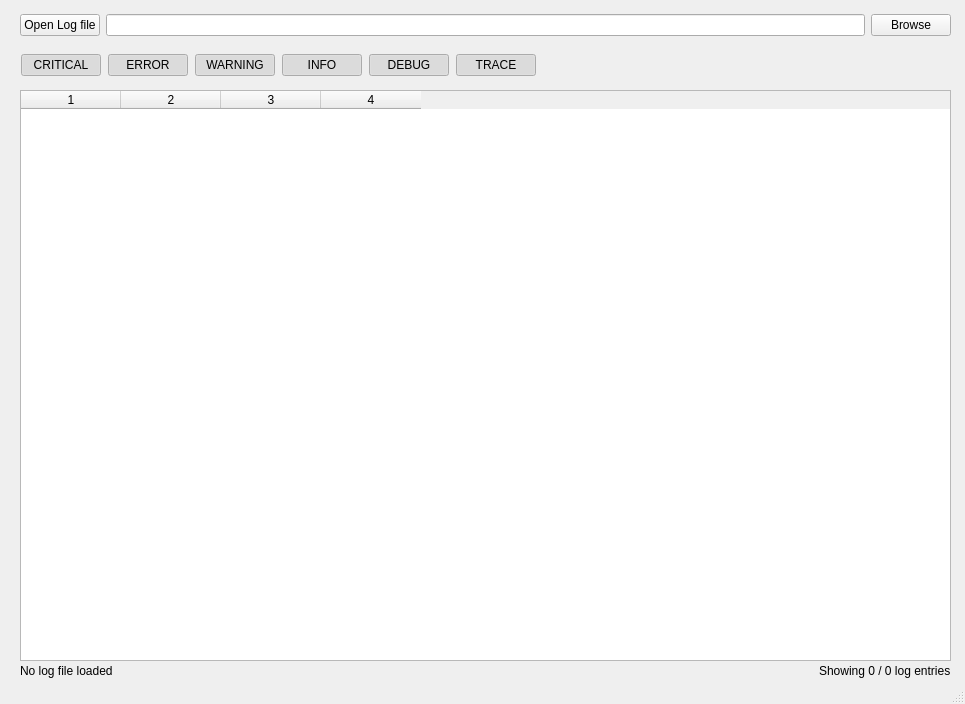
Before: the Qt Designer form logAnalyzer/ui/mainwindow.ui in Dennish90/modular-logging-system, drawn with Qt 5.
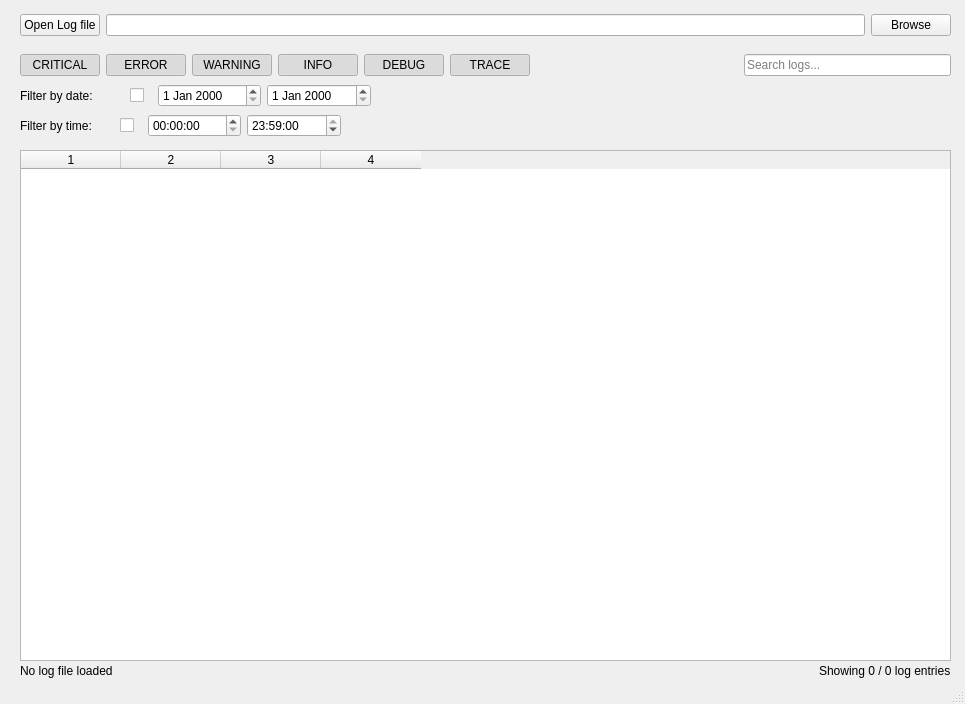
After: the same form once the commit is applied.

Commit message: Added time filter search and started working on date filter search

```diff
--- a/logAnalyzer/ui/mainwindow.ui
+++ b/logAnalyzer/ui/mainwindow.ui
@@ -54,7 +54,7 @@
      <rect>
       <x>20</x>
       <y>50</y>
-      <width>521</width>
+      <width>931</width>
       <height>31</height>
      </rect>
     </property>
@@ -173,6 +173,29 @@
        </property>
       </widget>
      </item>
+     <item>
+      <spacer name="horizontalSpacer_2">
+       <property name="orientation">
+        <enum>Qt::Orientation::Horizontal</enum>
+       </property>
+       <property name="sizeHint" stdset="0">
+        <size>
+         <width>40</width>
+         <height>20</height>
+        </size>
+       </property>
+      </spacer>
+     </item>
+     <item>
+      <widget class="QLineEdit" name="lnEdSearch">
+       <property name="text">
+        <string/>
+       </property>
+       <property name="placeholderText">
+        <string>Search logs...</string>
+       </property>
+      </widget>
+     </item>
     </layout>
    </widget>
    <widget class="QWidget" name="horizontalLayoutWidget_3">
@@ -218,9 +241,9 @@
     <property name="geometry">
      <rect>
       <x>20</x>
-      <y>90</y>
+      <y>150</y>
       <width>931</width>
-      <height>571</height>
+      <height>511</height>
      </rect>
     </property>
     <property name="alternatingRowColors">
@@ -237,6 +260,127 @@
     <column/>
     <column/>
    </widget>
+   <widget class="QWidget" name="horizontalLayoutWidget_4">
+    <property name="geometry">
+     <rect>
+      <x>20</x>
+      <y>110</y>
+      <width>321</width>
+      <height>31</height>
+     </rect>
+    </property>
+    <layout class="QHBoxLayout" name="layoutTimeSearch">
+     <item>
+      <widget class="QLabel" name="lblTimeFilter">
+       <property name="text">
+        <string>Filter by time:</string>
+       </property>
+      </widget>
+     </item>
+     <item>
+      <widget class="QCheckBox" name="chkEnableTimeFilter">
+       <property name="enabled">
+        <bool>true</bool>
+       </property>
+       <property name="sizePolicy">
+        <sizepolicy hsizetype="Minimum" vsizetype="Fixed">
+         <horstretch>0</horstretch>
+         <verstretch>0</verstretch>
+        </sizepolicy>
+       </property>
+       <property name="maximumSize">
+        <size>
+         <width>22</width>
+         <height>20</height>
+        </size>
+       </property>
+       <property name="layoutDirection">
+        <enum>Qt::LayoutDirection::LeftToRight</enum>
+       </property>
+       <property name="text">
+        <string/>
+       </property>
+      </widget>
+     </item>
+     <item>
+      <widget class="QTimeEdit" name="timeEditFrom">
+       <property name="sizePolicy">
+        <sizepolicy hsizetype="Minimum" vsizetype="Fixed">
+         <horstretch>0</horstretch>
+         <verstretch>0</verstretch>
+        </sizepolicy>
+       </property>
+      </widget>
+     </item>
+     <item>
+      <widget class="QTimeEdit" name="timeEditTo">
+       <property name="sizePolicy">
+        <sizepolicy hsizetype="Minimum" vsizetype="Fixed">
+         <horstretch>0</horstretch>
+         <verstretch>0</verstretch>
+        </sizepolicy>
+       </property>
+       <property name="time">
+        <time>
+         <hour>23</hour>
+         <minute>59</minute>
+         <second>0</second>
+        </time>
+       </property>
+      </widget>
+     </item>
+    </layout>
+   </widget>
+   <widget class="QWidget" name="horizontalLayoutWidget_5">
+    <property name="geometry">
+     <rect>
+      <x>20</x>
+      <y>80</y>
+      <width>351</width>
+      <height>31</height>
+     </rect>
+    </property>
+    <layout class="QHBoxLayout" name="layoutDateSearch">
+     <item>
+      <widget class="QLabel" name="lblDateFilter">
+       <property name="text">
+        <string>Filter by date:</string>
+       </property>
+      </widget>
+     </item>
+     <item>
+      <widget class="QCheckBox" name="chkEnableDateFilter">
+       <property name="enabled">
+        <bool>true</bool>
+       </property>
+       <property name="sizePolicy">
+        <sizepolicy hsizetype="Minimum" vsizetype="Fixed">
+         <horstretch>0</horstretch>
+         <verstretch>0</verstretch>
+        </sizepolicy>
+       </property>
+       <property name="maximumSize">
+        <size>
+         <width>22</width>
+         <height>20</height>
+        </size>
+       </property>
+       <property name="layoutDirection">
+        <enum>Qt::LayoutDirection::LeftToRight</enum>
+       </property>
+       <property name="text">
+        <string/>
+       </property>
+      </widget>
+     </item>
+     <item>
+      <widget class="QDateEdit" name="dateEdit"/>
+     </item>
+     <item>
+      <widget class="QDateEdit" name="dateEdit_2"/>
+     </item>
+    </layout>
+   </widget>
   </widget>
   <widget class="QStatusBar" name="statusbar"/>
  </widget>
```
Left out of the diff: 4 changed lines with no effect on the pictures. The commit also changes 6 other files.
